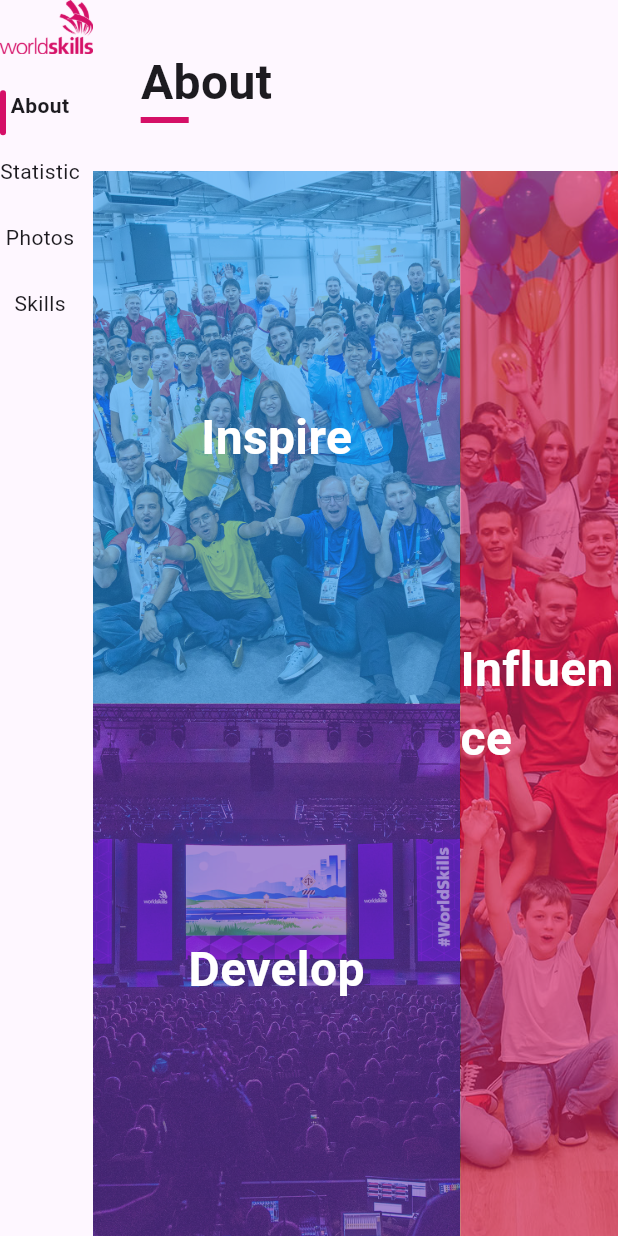
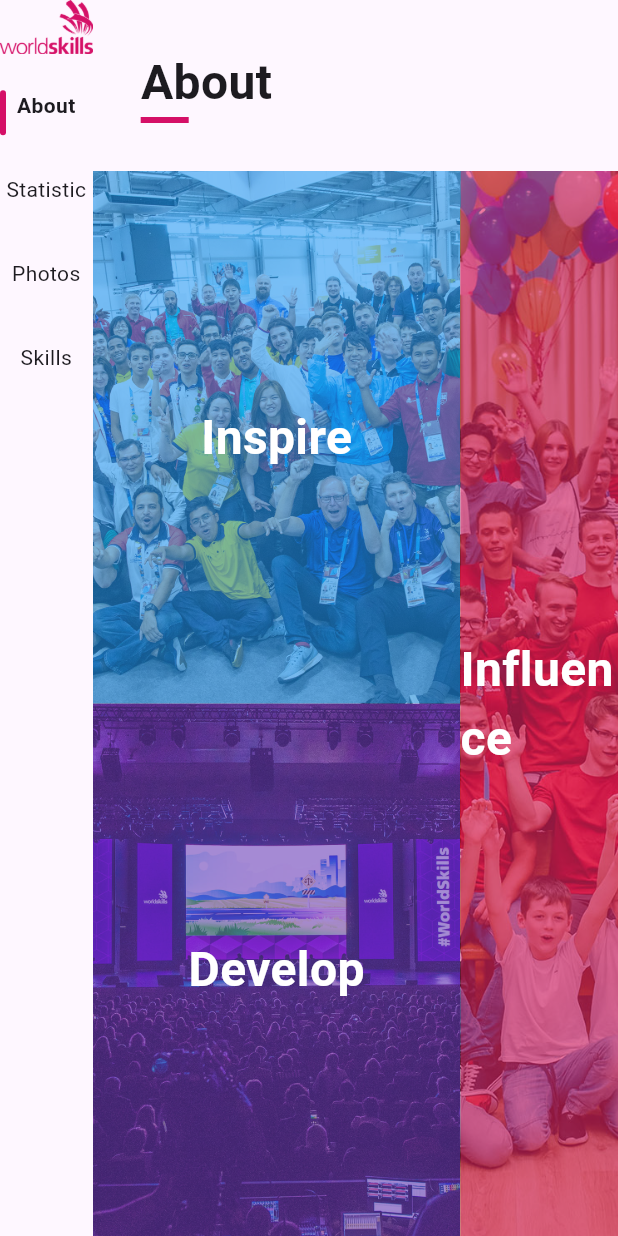
Before and after one commit to 0353497/world_skills_animations_w21, a Flutter app: the AboutPage screen opened directly, on a phone screen of 412 x 824 dp. Run offline on Flutter 3.47's test engine with Material 3 defaults, Android fonts, the phone set to English and light mode, and no system bars; our stand-ins replace get.

Commit message:
centered the text

```diff
--- a/lib/pages/about_page.dart
+++ b/lib/pages/about_page.dart
@@ -102,7 +102,7 @@
             children: [
               Positioned(
                 left: 0,
-                top: 40.0 * selectedIndex,
+                top: 55.0 * selectedIndex,
                 child: Container(
                   width: 4,
                   height: 30,
@@ -116,14 +116,21 @@
                 spacing: 24,
                 crossAxisAlignment: CrossAxisAlignment.center,
                 children: List.generate(sections.length, (index) {
-                  return InkWell(
+                  return Center(
+                    child: InkWell(
                       onTap: () => onSelected(index),
+                      child: SizedBox(
+                        height: 32,
+                        width: double.maxFinite,
                         child: Text(
                           sections[index],
                           style: TextStyle(
                             fontWeight: selectedIndex == index
                                 ? FontWeight.bold
                                 : null,
+                          ),
+                          textAlign: TextAlign.center,
+                        ),
                       ),
                     ),
                   );
```
Lines whose indentation alone changed are shown as unchanged.
